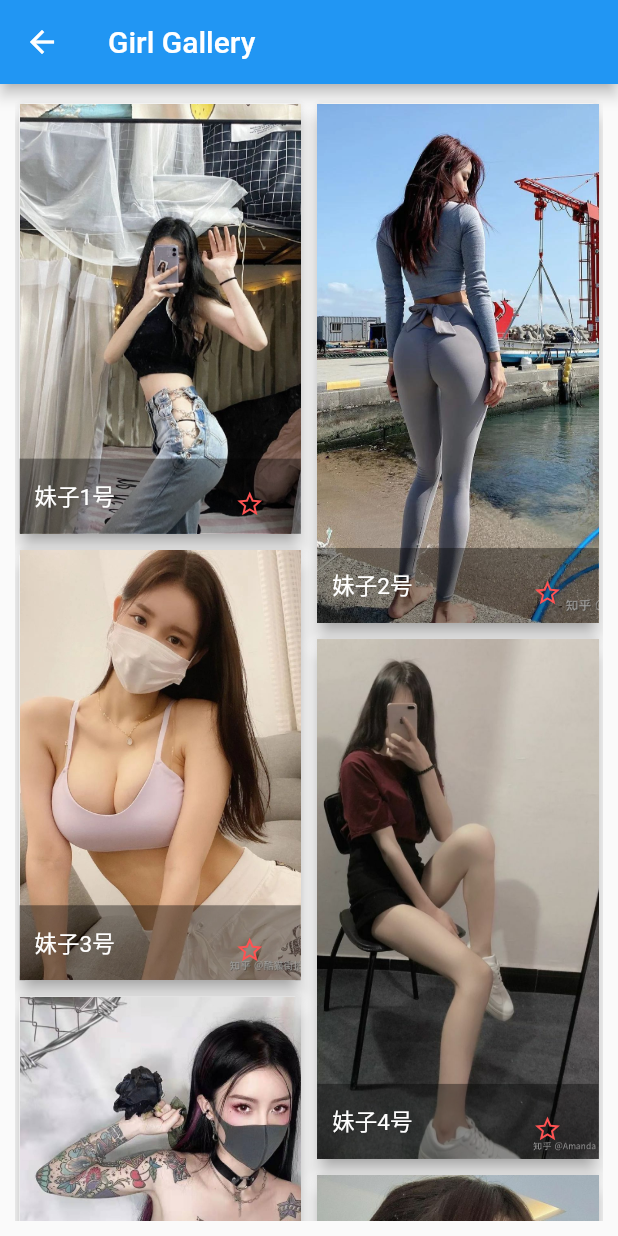
After one commit to kanglongba/my_first_flutter, a Flutter app: the GirlGalleryPage screen opened by its route, on a phone screen of 412 x 824 dp. The commit adds this screen. Run offline on Flutter 3.47's test engine with Material 2 defaults, Android fonts, the phone set to English and light mode, and no system bars; our stand-ins replace dio, fluttertoast, shared_preferences; accounts and stored records are empty.

Commit message:
添加图片长廊demo

```diff
--- a/lib/main.dart
+++ b/lib/main.dart
@@ -10,9 +10,10 @@ import 'package:my_first_flutter/my_layout_page.dart';
 import 'package:my_first_flutter/official/official_guide_page.dart';
 import 'package:my_first_flutter/photo/photo_list_page.dart';
 
+import 'official/official_guide_cake_evaluate.dart';
 import 'official/official_guide_demo.dart';
+import 'official/official_guide_girl_gallery.dart';
 import 'official/official_guide_tapbox.dart';
-import 'official/offiial_guie_cake_evaluate.dart';
 
 void main() {
   //Flutter 自带的界面调试工具，可在页面显示布局
@@ -88,6 +89,7 @@ class MyApp extends StatelessWidget {
         '/tabBoxB': (context) => const TabBoxBPage(),
         '/tabBoxC': (context) => const TabBoxCPage(),
         '/cakeEvaluatePage': (context) => const CakeEvaluatePage(),
+        '/girlGalleryPage': (context) => const GirlGalleryPage(),
       },
     );
   }
--- a/lib/my_layout_page.dart
+++ b/lib/my_layout_page.dart
@@ -329,23 +329,24 @@ class WrapLayoutPage extends StatelessWidget {
           title: const Text('流式布局'),
         ),
         body: Wrap(
+          //主轴的方向
           direction: Axis.horizontal,
-          //主轴的方向
+          //主轴上的对齐方式
           alignment: WrapAlignment.start,
-          //主轴上的对齐方式
+          //交叉轴的对齐方式
           crossAxisAlignment: WrapCrossAlignment.start,
-          //交叉轴的对齐方式
+          //交叉轴上的对齐方式
           runAlignment: WrapAlignment.start,
-          //交叉轴上的对齐方式
+          //主轴上的间距
           spacing: 30,
-          //主轴上的间距
+          //交叉轴上的间距
           runSpacing: 10,
-          //交叉轴上的间距
           children: List.generate(10, (i) {
             double w = 50.0 + 10 * i;
+            double h = 10.0 + 10 * i;
             return Container(
               color: Colors.primaries[i],
-              height: 50,
+              height: h,
               width: w,
               alignment: Alignment.center,
               child: Text('$i'),
--- a/lib/official/custom_my_widget.dart
+++ b/lib/official/custom_my_widget.dart
@@ -1,4 +1,3 @@
-import 'package:flutter/cupertino.dart';
 import 'package:flutter/material.dart';
 import 'package:fluttertoast/fluttertoast.dart';
 
@@ -289,3 +288,64 @@ class PersonActionWidget extends StatelessWidget {
     );
   }
 }
+
+class GirlGalleryCard extends StatelessWidget {
+  final GirlGalleryItem girlItem;
+  final FavorGirl favorGirl;
+
+  const GirlGalleryCard(
+      {Key? key, required this.girlItem, required this.favorGirl})
+      : super(key: key);
+
+  /// 图片的用法：https://medium.com/flutter-community/how-to-use-images-in-flutter-to-the-point-5542b4412a53
+  @override
+  Widget build(BuildContext context) {
+    return Card(
+      elevation: 5,
+      shadowColor: Colors.grey,
+      margin: const EdgeInsets.all(3),
+      child: Stack(
+        alignment: AlignmentDirectional.topCenter,
+        //占满父布局
+        fit: StackFit.expand,
+        children: [
+          Image.asset(
+            girlItem.imgSrc,
+            fit: BoxFit.cover,
+          ),
+          Positioned(
+            left: 0,
+            right: 0,
+            bottom: 0,
+            child: Container(
+              color: Colors.black38,
+              height: 50,
+              padding: const EdgeInsets.symmetric(horizontal: 10, vertical: 12),
+              child: Row(
+                mainAxisSize: MainAxisSize.max,
+                mainAxisAlignment: MainAxisAlignment.start,
+                crossAxisAlignment: CrossAxisAlignment.center,
+                children: [
+                  Text(
+                    girlItem.name,
+                    style: const TextStyle(fontSize: 15, color: Colors.white),
+                  ),
+                  const Spacer(),
+                  IconButton(
+                      onPressed: () {
+                        favorGirl(girlItem.id - 1, !girlItem.isFavor);
+                      },
+                      icon: Icon(
+                        girlItem.isFavor ? Icons.star : Icons.star_border,
+                        color: Colors.redAccent,
+                        size: 20,
+                      ))
+                ],
+              ),
+            ),
+          ),
+        ],
+      ),
+    );
+  }
+}
--- /dev/null
+++ b/lib/official/official_guide_girl_gallery.dart
@@ -0,0 +1,76 @@
+import 'package:flutter/material.dart';
+import 'package:flutter_staggered_grid_view/flutter_staggered_grid_view.dart';
+import 'package:my_first_flutter/official/official_guide_model.dart';
+
+import 'custom_my_widget.dart';
+
+/// flutter_staggered_grid_view：https://pub.dev/packages/flutter_staggered_grid_view
+/// 使用StaggeredGridView实现瀑布流：https://www.jianshu.com/p/35c1aa49c32b
+class GirlGalleryPage extends StatelessWidget {
+  const GirlGalleryPage({Key? key}) : super(key: key);
+
+  @override
+  Widget build(BuildContext context) {
+    return Scaffold(
+      appBar: AppBar(
+        title: const Text('Girl Gallery'),
+      ),
+      body: Container(
+        padding: const EdgeInsets.all(10),
+        child: const GirlGalleryWidget(),
+      ),
+    );
+  }
+}
+
+class GirlGalleryWidget extends StatefulWidget {
+  const GirlGalleryWidget({Key? key}) : super(key: key);
+
+  @override
+  State createState() {
+    return GirlGalleryState();
+  }
+}
+
+class GirlGalleryState extends State<GirlGalleryWidget> {
+  late List<GirlGalleryItem> girls;
+  late FavorGirl favorGirl;
+
+  void _favorGirl(int index, bool isFavor) {
+    setState(() {
+      girls[index].isFavor = isFavor;
+    });
+  }
+
+  /// https://medium.flutterdevs.com/staggered-gridview-in-flutter-661f6667595d
+  @override
+  Widget build(BuildContext context) {
+    return StaggeredGridView.countBuilder(
+      //主轴方向
+      scrollDirection: Axis.vertical,
+      //交叉轴（横轴）单元格数量
+      crossAxisCount: 2,
+      //元素总数量
+      itemCount: girls.length,
+      // 主轴（竖轴）item之间的距离
+      mainAxisSpacing: 5.0,
+      // 交叉轴（横轴）item之间的距离
+      crossAxisSpacing: 5.0,
+      itemBuilder: (context, index) {
+        return GirlGalleryCard(girlItem: girls[index], favorGirl: favorGirl);
+      },
+      // 配置主轴和交叉轴的长度
+      staggeredTileBuilder: (index) {
+        // 描述主轴与交叉轴与主轴的比例。第一个参数是交叉轴，第二个参数是主轴。
+        return StaggeredTile.count(1, index.isEven ? 1.5 : 1.8);
+      },
+    );
+  }
+
+  @override
+  void initState() {
+    super.initState();
+    girls = List.generate(30, (index) => GirlGalleryItem.id(index + 1));
+    favorGirl = _favorGirl;
+  }
+}
--- a/lib/official/official_guide_model.dart
+++ b/lib/official/official_guide_model.dart
@@ -25,3 +25,30 @@ class PersonCard {
 }
 
 typedef BusinessCardAction = Function(PersonCard personCard);
+
+class GirlGalleryItem {
+  int id;
+  String name;
+  String desc;
+  int rateScore;
+  String imgSrc;
+  bool isFavor;
+
+  GirlGalleryItem(
+      {required this.id,
+      required this.name,
+      required this.desc,
+      required this.rateScore,
+      required this.imgSrc,
+      required this.isFavor});
+
+  GirlGalleryItem.id(this.id)
+      : name = '妹子$id号',
+        desc =
+            '我对钱没有兴趣，从1999年阿里巴巴创业到现在为止，我没有一个月拿过工资，工资当然都发到我们家老婆账号上去了，我从来没碰过钱。',
+        imgSrc = 'assets/images/girl$id.jpeg',
+        rateScore = 0,
+        isFavor = false;
+}
+
+typedef FavorGirl = void Function(int index, bool isFavor);
--- a/lib/official/official_guide_page.dart
+++ b/lib/official/official_guide_page.dart
@@ -82,6 +82,11 @@ class OfficialGuidePage extends StatelessWidget {
                   Navigator.pushNamed(context, '/cakeEvaluatePage');
                 },
                 child: const Text('Cake Evaluate')),
+            OutlinedButton(
+                onPressed: () {
+                  Navigator.pushNamed(context, '/girlGalleryPage');
+                },
+                child: const Text('Girl Gallery')),
           ],
         ),
       ),
--- /dev/null
+++ b/lib/official/official_guide_utils.dart
@@ -0,0 +1,20 @@
+import 'dart:async';
+import 'dart:ui';
+
+import 'package:flutter/cupertino.dart';
+
+/// 获取图片的宽高比：https://stackoverflow.com/questions/44665955/how-do-i-determine-the-width-and-height-of-an-image-in-flutter
+Future<Size> _calculateImageDimension(String imgSrc) {
+  Completer<Size> completer = Completer();
+  Image image = Image.asset(imgSrc);
+  image.image.resolve(const ImageConfiguration()).addListener(
+    ImageStreamListener(
+      (ImageInfo image, bool synchronousCall) {
+        var myImage = image.image;
+        Size size = Size(myImage.width.toDouble(), myImage.height.toDouble());
+        completer.complete(size);
+      },
+    ),
+  );
+  return completer.future;
+}
--- a/pubspec.yaml
+++ b/pubspec.yaml
@@ -40,6 +40,7 @@ dependencies:
   fluttertoast: ^8.0.8
   shared_preferences: ^2.0.8
   url_launcher: ^6.0.15
+  flutter_staggered_grid_view: ^0.4.1
 
 dev_dependencies:
   flutter_test:
```
Also changed, not shown: lib/official/official_guide_cake_evaluate.dart (renamed from lib/official/offiial_guie_cake_evaluate.dart), pubspec.lock.
